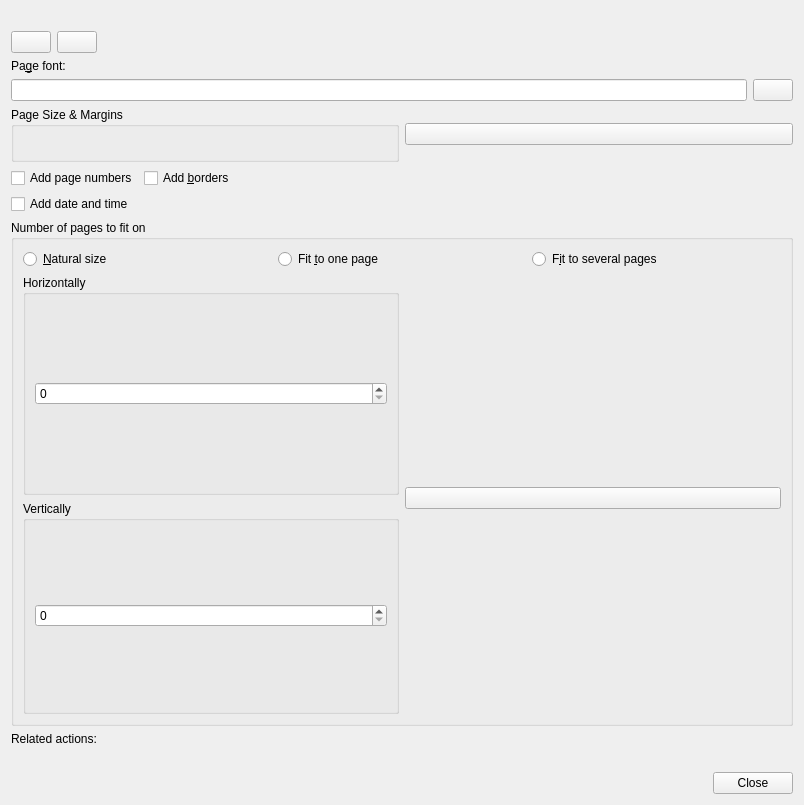
KDE/kgraphviewer, file src/part/simpleprintingpagesetupbase.ui: the form before one commit.
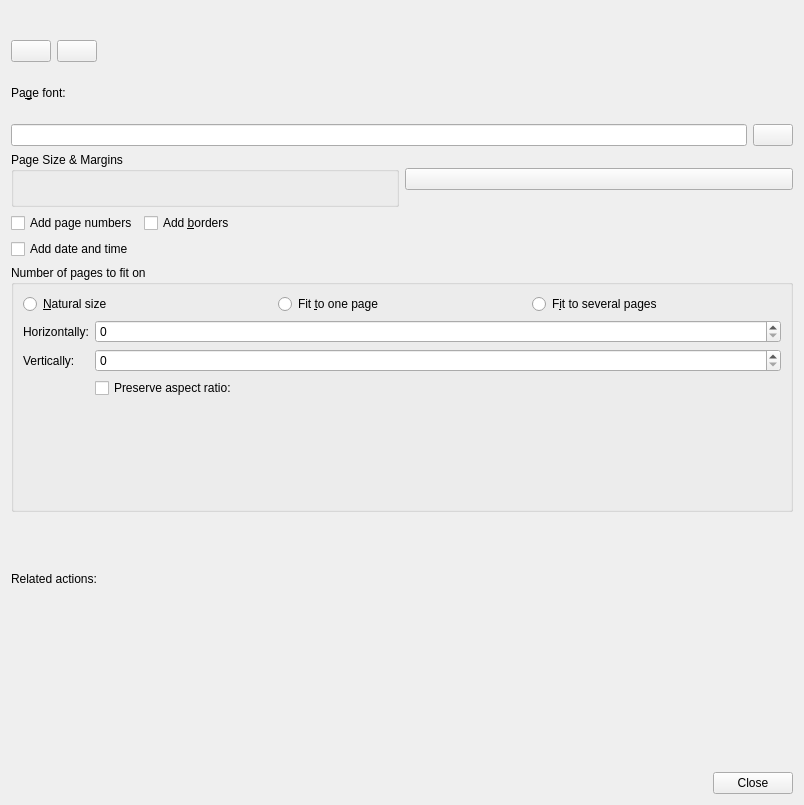
The form after the commit. Icons and pictures are not drawn. Custom widgets are drawn as their Qt base class.

Commit message: Printing page settings: replace "lock ratio" button with checkbox

```diff
--- a/src/part/simpleprintingpagesetupbase.ui
+++ b/src/part/simpleprintingpagesetupbase.ui
@@ -162,65 +162,8 @@
        <property name="title">
         <string>Number of pages to fit on</string>
        </property>
-       <layout class="QGridLayout">
-        <item row="4" column="1">
-         <spacer>
-          <property name="orientation">
-           <enum>Qt::Vertical</enum>
-          </property>
-          <property name="sizeHint" stdset="0">
-           <size>
-            <width>20</width>
-            <height>40</height>
-           </size>
-          </property>
-         </spacer>
-        </item>
-        <item row="1" column="1">
-         <spacer>
-          <property name="orientation">
-           <enum>Qt::Vertical</enum>
-          </property>
-          <property name="sizeHint" stdset="0">
-           <size>
-            <width>20</width>
-            <height>21</height>
-           </size>
-          </property>
-         </spacer>
-        </item>
-        <item row="1" column="0" rowspan="2">
-         <widget class="QGroupBox" name="groupBox2">
-          <property name="title">
-           <string>Horizontally</string>
-          </property>
-          <layout class="QVBoxLayout" name="verticalLayout_2">
-           <item>
-            <widget class="QSpinBox" name="horizFitNumInput"/>
-           </item>
-          </layout>
-         </widget>
-        </item>
-        <item row="3" column="0" rowspan="2">
-         <widget class="QGroupBox" name="groupBox3">
-          <property name="title">
-           <string>Vertically</string>
-          </property>
-          <layout class="QVBoxLayout" name="verticalLayout">
-           <item>
-            <widget class="QSpinBox" name="vertFitNumInput"/>
-           </item>
-          </layout>
-         </widget>
-        </item>
-        <item row="2" column="1" rowspan="2">
-         <widget class="QPushButton" name="maintainAspectButton">
-          <property name="text">
-           <string/>
-          </property>
-         </widget>
-        </item>
-        <item row="0" column="0" colspan="2">
+       <layout class="QVBoxLayout">
+        <item>
          <layout class="QHBoxLayout">
           <item>
            <widget class="QRadioButton" name="naturalSizeRadioButton">
@@ -245,6 +188,37 @@
           </item>
          </layout>
         </item>
+        <item>
+         <layout class="QFormLayout">
+          <item row="0" column="0">
+           <widget class="QLabel">
+            <property name="text">
+             <string comment="@label:spinbox">Horizontally:</string>
+            </property>
+           </widget>
+          </item>
+          <item row="0" column="1">
+           <widget class="QSpinBox" name="horizFitNumInput"/>
+          </item>
+          <item row="1" column="0">
+           <widget class="QLabel">
+            <property name="text">
+             <string comment="@label:spinbox">Vertically:</string>
+            </property>
+           </widget>
+          </item>
+          <item row="1" column="1">
+           <widget class="QSpinBox" name="vertFitNumInput"/>
+          </item>
+          <item row="2" column="1">
+           <widget class="QCheckBox" name="maintainAspectCheckBox">
+            <property name="text">
+             <string comment="@option:check">Preserve aspect ratio:</string>
+            </property>
+           </widget>
+          </item>
+         </layout>
+        </item>
        </layout>
       </widget>
      </item>
```
Left out of the diff: 2 changed lines with no effect on the pictures. The commit also changes 5 other files.
